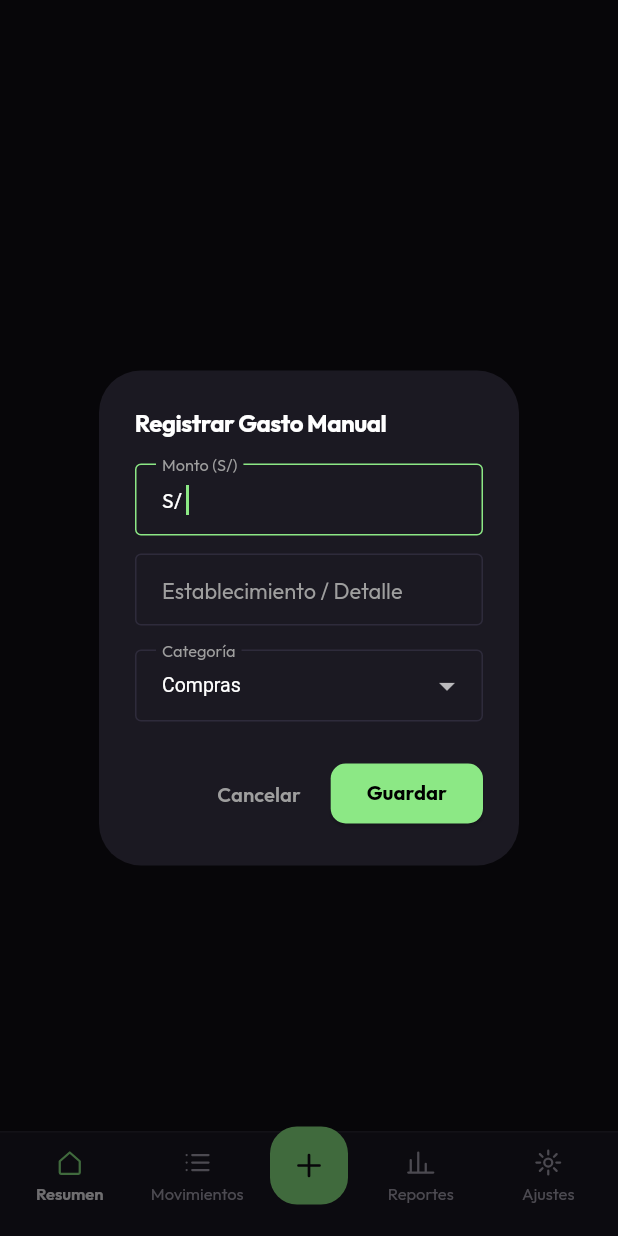
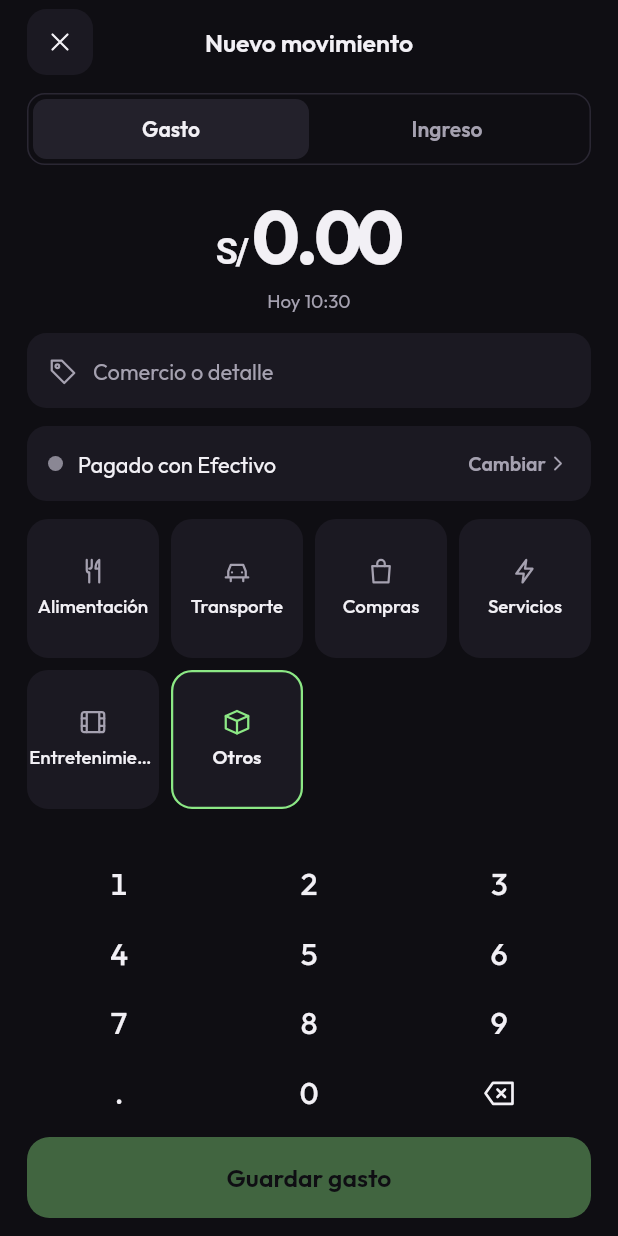
Before and after one commit to VMichael1999/MiGasto, a Flutter app: the MainScaffoldWrapper screen opened directly with empty values, item 3 of the bottom bar chosen, on a phone screen of 412 x 824 dp. Run offline on Flutter 3.47's test engine with Material 3 defaults, Android fonts, the phone set to English and light mode, and no system bars; our stand-ins replace fl_chart, flutter_riverpod, flutter_svg, go_router, google_fonts, isar and 1 more; accounts and stored records are empty; generated files the repository leaves out were written again.

Commit message:
feat(registro): pantalla de registro manual de gasto o ingreso con teclado numérico

```diff
--- /dev/null
+++ b/lib/presentation/expenses/manual_entry_screen.dart
@@ -0,0 +1,517 @@
+import 'package:flutter/material.dart';
+import 'package:flutter_riverpod/flutter_riverpod.dart';
+import 'package:go_router/go_router.dart';
+import 'package:intl/intl.dart';
+
+import '../../core/theme/app_colors.dart';
+import '../../core/theme/app_tokens.dart';
+import '../../domain/entities/movimiento.dart';
+import '../../shared/format.dart';
+import '../../shared/labels.dart';
+import '../../shared/widgets/app_icons.dart';
+import '../../shared/widgets/category_icon.dart';
+import '../providers.dart';
+
+/// Registro manual de un gasto o un ingreso: para el efectivo y para lo que la
+/// app no detecta solo.
+class ManualEntryScreen extends ConsumerStatefulWidget {
+  const ManualEntryScreen({super.key, this.initialType = TipoMovimiento.gasto});
+
+  final TipoMovimiento initialType;
+
+  @override
+  ConsumerState<ManualEntryScreen> createState() => _ManualEntryScreenState();
+}
+
+class _ManualEntryScreenState extends ConsumerState<ManualEntryScreen> {
+  late TipoMovimiento _tipo = widget.initialType;
+  String _raw = '';
+  final _concept = TextEditingController();
+  PaymentSource _source = PaymentSource.efectivo;
+  late Categoria _category = _defaultCategory(widget.initialType);
+
+  static const _sources = [
+    PaymentSource.efectivo,
+    PaymentSource.yape,
+    PaymentSource.plin,
+    PaymentSource.tarjeta,
+    PaymentSource.otro,
+  ];
+
+  static Categoria _defaultCategory(TipoMovimiento tipo) =>
+      tipo == TipoMovimiento.ingreso ? Categoria.otrosIngresos : Categoria.otros;
+
+  bool get _isIncome => _tipo == TipoMovimiento.ingreso;
+
+  double get _amount => double.tryParse(_raw.endsWith('.') ? '${_raw}0' : _raw) ?? 0;
+
+  bool get _canSave => _amount > 0 && _concept.text.trim().isNotEmpty;
+
+  @override
+  void dispose() {
+    _concept.dispose();
+    super.dispose();
+  }
+
+  // ---------------------------------------------------------------- teclado
+
+  void _press(String key) {
+    setState(() {
+      if (key == '<') {
+        if (_raw.isNotEmpty) _raw = _raw.substring(0, _raw.length - 1);
+        return;
+      }
+      if (key == '.') {
+        if (_raw.contains('.')) return;
+        _raw = _raw.isEmpty ? '0.' : '$_raw.';
+        return;
+      }
+      final parts = _raw.split('.');
+      if (parts.length == 2 && parts[1].length >= 2) return; // 2 decimales
+      if (parts.length == 1 && parts[0].length >= 7) return; // hasta millones
+      if (_raw == '0') {
+        _raw = key;
+      } else {
+        _raw += key;
+      }
+    });
+  }
+
+  String get _display {
+    if (_raw.isEmpty) return '0.00';
+    if (_raw.contains('.')) return _raw;
+    return formatAmount(double.parse(_raw));
+  }
+
+  Future<void> _save() async {
+    if (!_canSave) return;
+    final messenger = ScaffoldMessenger.of(context);
+    final isIncome = _isIncome;
+    await ref.read(expensesStateProvider.notifier).addManualMovimiento(
+          tipo: _tipo,
+          amount: _amount,
+          merchant: _concept.text.trim(),
+          category: _category,
+          source: _source,
+        );
+    if (!mounted) return;
+    context.pop();
+    messenger.showSnackBar(
+      SnackBar(content: Text(isIncome ? 'Ingreso guardado' : 'Gasto guardado')),
+    );
+  }
+
+  Future<void> _pickSource() async {
+    final picked = await showModalBottomSheet<PaymentSource>(
+      context: context,
+      builder: (context) => SafeArea(
+        child: Column(
+          mainAxisSize: MainAxisSize.min,
+          children: [
+            const SizedBox(height: 12),
+            Text(
+              _isIncome ? 'Recibido por' : 'Pagado con',
+              style: Theme.of(context).textTheme.titleLarge,
+            ),
+            const SizedBox(height: 8),
+            for (final s in _sources)
+              ListTile(
+                minTileHeight: AppSizes.minTouch,
+                leading: Container(
+                  width: 10,
+                  height: 10,
+                  decoration: BoxDecoration(
+                    color: context.appColors.sourceColor(s.name),
+                    shape: BoxShape.circle,
+                  ),
+                ),
+                title: Text(s == PaymentSource.otro ? 'Otro' : sourceLabel(s)),
+                selected: s == _source,
+                onTap: () => Navigator.pop(context, s),
+              ),
+            const SizedBox(height: 8),
+          ],
+        ),
+      ),
+    );
+    if (picked != null) setState(() => _source = picked);
+  }
+
+  // ------------------------------------------------------------------- build
+
+  @override
+  Widget build(BuildContext context) {
+    final theme = Theme.of(context);
+    final scheme = theme.colorScheme;
+    final colors = context.appColors;
+    final accent = _isIncome ? colors.income : scheme.onSurface;
+    final now = DateFormat("'Hoy' HH:mm", 'es').format(DateTime.now());
+
+    return Scaffold(
+      body: SafeArea(
+        child: Column(
+          children: [
+            Expanded(
+              child: SingleChildScrollView(
+                padding: const EdgeInsets.fromLTRB(AppSpacing.xl, 6, AppSpacing.xl, 12),
+                child: Column(
+                  crossAxisAlignment: CrossAxisAlignment.stretch,
+                  children: [
+                    _header(context),
+                    const SizedBox(height: 12),
+                    _typeSelector(context),
+                    const SizedBox(height: 12),
+                    Column(
+                      children: [
+                        Text.rich(
+                          TextSpan(children: [
+                            TextSpan(
+                              text: _isIncome ? '+ S/ ' : 'S/ ',
+                              style: const TextStyle(fontSize: 24, fontWeight: FontWeight.w600),
+                            ),
+                            TextSpan(text: _display),
+                          ]),
+                          style: AppText.amount(theme.textTheme.displayLarge!.copyWith(
+                            fontSize: 50,
+                            letterSpacing: -1.5,
+                            color: accent,
+                          )),
+                          semanticsLabel: 'Monto: $_display soles',
+                        ),
+                        Text(now, style: theme.textTheme.bodySmall),
+                      ],
+                    ),
+                    const SizedBox(height: 12),
+                    _conceptField(context),
+                    const SizedBox(height: 12),
+                    _sourceField(context),
+                    const SizedBox(height: 12),
+                    _categoryGrid(context),
+                  ],
+                ),
+              ),
+            ),
+            Padding(
+              padding: const EdgeInsets.fromLTRB(AppSpacing.xl, 0, AppSpacing.xl, 12),
+              child: Column(
+                children: [
+                  _keypad(context),
+                  const SizedBox(height: 8),
+                  _saveButton(context),
+                ],
+              ),
+            ),
+          ],
+        ),
+      ),
+    );
+  }
+
+  Widget _header(BuildContext context) {
+    final scheme = Theme.of(context).colorScheme;
+    return Row(
+      mainAxisAlignment: MainAxisAlignment.spaceBetween,
+      children: [
+        Tooltip(
+          message: 'Cerrar',
+          child: Material(
+            color: scheme.surface,
+            borderRadius: BorderRadius.circular(AppRadius.field),
+            child: InkWell(
+              borderRadius: BorderRadius.circular(AppRadius.field),
+              onTap: () => context.pop(),
+              child: SizedBox(
+                width: AppSizes.iconButton,
+                height: AppSizes.iconButton,
+                child: Center(child: AppIcon(AppIcons.close, color: scheme.onSurface)),
+              ),
+            ),
+          ),
+        ),
+        Expanded(
+          child: Text(
+            'Nuevo movimiento',
+            textAlign: TextAlign.center,
+            maxLines: 1,
+            overflow: TextOverflow.ellipsis,
+            style: Theme.of(context).textTheme.titleLarge,
+          ),
+        ),
+        const SizedBox(width: AppSizes.iconButton),
+      ],
+    );
+  }
+
+  Widget _typeSelector(BuildContext context) {
+    final theme = Theme.of(context);
+    final scheme = theme.colorScheme;
+    final colors = context.appColors;
+
+    Widget segment(String label, TipoMovimiento tipo) {
+      final selected = _tipo == tipo;
+      final color = !selected
+          ? scheme.onSurfaceVariant
+          : (tipo == TipoMovimiento.ingreso ? colors.income : scheme.onSurface);
+      return Expanded(
+        child: Semantics(
+          button: true,
+          selected: selected,
+          label: label,
+          excludeSemantics: true,
+          child: GestureDetector(
+            behavior: HitTestBehavior.opaque,
+            onTap: () => setState(() {
+              _tipo = tipo;
+              _category = _defaultCategory(tipo);
+            }),
+            child: Container(
+              constraints: const BoxConstraints(minHeight: AppSizes.minTouch - 8),
+              alignment: Alignment.center,
+              decoration: BoxDecoration(
+                color: selected ? colors.raised : Colors.transparent,
+                borderRadius: BorderRadius.circular(9),
+              ),
+              child: Text(
+                label,
+                style: theme.textTheme.bodyMedium!.copyWith(
+                  fontWeight: FontWeight.w600,
+                  color: color,
+                ),
+              ),
+            ),
+          ),
+        ),
+      );
+    }
+
+    return Container(
+      padding: const EdgeInsets.all(3),
+      decoration: BoxDecoration(
+        color: Theme.of(context).scaffoldBackgroundColor == scheme.surface
+            ? scheme.outline
+            : Theme.of(context).scaffoldBackgroundColor,
+        borderRadius: BorderRadius.circular(AppRadius.field - 1),
+        border: Border.all(color: scheme.outline),
+      ),
+      child: Row(
+        children: [
+          segment('Gasto', TipoMovimiento.gasto),
+          segment('Ingreso', TipoMovimiento.ingreso),
+        ],
+      ),
+    );
+  }
+
+  Widget _conceptField(BuildContext context) {
+    final scheme = Theme.of(context).colorScheme;
+    return Container(
+      height: AppSizes.field,
+      padding: const EdgeInsets.symmetric(horizontal: 14),
+      decoration: BoxDecoration(
+        color: scheme.surface,
+        borderRadius: BorderRadius.circular(AppRadius.field),
+      ),
+      child: Row(
+        children: [
+          AppIcon(AppIcons.tag, color: scheme.onSurfaceVariant),
+          const SizedBox(width: 10),
+          Expanded(
+            child: TextField(
+              controller: _concept,
+              onChanged: (_) => setState(() {}),
+              textInputAction: TextInputAction.done,
+              decoration: InputDecoration(
+                hintText: _isIncome ? 'De quién o por qué' : 'Comercio o detalle',
+                border: InputBorder.none,
+                enabledBorder: InputBorder.none,
+                focusedBorder: InputBorder.none,
+                filled: false,
+                contentPadding: EdgeInsets.zero,
+              ),
+            ),
+          ),
+        ],
+      ),
+    );
+  }
+
+  Widget _sourceField(BuildContext context) {
+    final theme = Theme.of(context);
+    final scheme = theme.colorScheme;
+    final colors = context.appColors;
+    final label = _source == PaymentSource.otro ? 'Otro' : sourceLabel(_source);
+    final prefix = _isIncome ? 'Recibido por ' : 'Pagado con ';
+
+    return Semantics(
+      button: true,
+      label: '$prefix$label. Cambiar',
+      excludeSemantics: true,
+      child: InkWell(
+        borderRadius: BorderRadius.circular(AppRadius.field),
+        onTap: _pickSource,
+        child: Container(
+          height: AppSizes.field,
+          padding: const EdgeInsets.symmetric(horizontal: 14),
+          decoration: BoxDecoration(
+            color: scheme.surface,
+            borderRadius: BorderRadius.circular(AppRadius.field),
+          ),
+          child: Row(
+            children: [
+              Container(
+                width: 10,
+                height: 10,
+                decoration: BoxDecoration(
+                  color: colors.sourceColor(_source.name),
+                  shape: BoxShape.circle,
+                ),
+              ),
+              const SizedBox(width: 10),
+              Expanded(child: Text('$prefix$label', style: theme.textTheme.bodyLarge)),
+              Text(
+                'Cambiar',
+                style: theme.textTheme.labelLarge!.copyWith(
+                  color: scheme.onSurfaceVariant,
+                  fontSize: 13,
+                ),
+              ),
+              AppIcon(AppIcons.chevron, size: AppIconSize.small, color: scheme.onSurfaceVariant),
+            ],
+          ),
+        ),
+      ),
+    );
+  }
+
+  Widget _categoryGrid(BuildContext context) {
+    final theme = Theme.of(context);
+    final scheme = theme.colorScheme;
+    final colors = context.appColors;
+    final selectedColor = _isIncome ? colors.income : colors.brandInk;
+    final categories = Categoria.paraTipo(_tipo);
+
+    return GridView.count(
+      crossAxisCount: 4,
+      mainAxisSpacing: 8,
+      crossAxisSpacing: 8,
+      childAspectRatio: 0.95,
+      shrinkWrap: true,
+      physics: const NeverScrollableScrollPhysics(),
+      children: [
+        for (final cat in categories)
+          Semantics(
+            button: true,
+            selected: cat == _category,
+            label: categoryLabel(cat),
+            excludeSemantics: true,
+            child: InkWell(
+              borderRadius: BorderRadius.circular(AppRadius.card),
+              onTap: () => setState(() => _category = cat),
+              child: Container(
+                decoration: BoxDecoration(
+                  color: scheme.surface,
+                  borderRadius: BorderRadius.circular(AppRadius.card),
+                  border: Border.all(
+                    color: cat == _category ? selectedColor : Colors.transparent,
+                    width: 1.5,
+                  ),
+                ),
+                child: Column(
+                  mainAxisAlignment: MainAxisAlignment.center,
+                  children: [
+                    AppIcon(
+                      categoryIcon(cat),
+                      color: cat == _category ? selectedColor : scheme.onSurfaceVariant,
+                    ),
+                    const SizedBox(height: 5),
+                    Text(
+                      cat == Categoria.transferenciaRecibida
+                          ? 'Transferencia'
+                          : categoryLabel(cat),
+                      maxLines: 1,
+                      overflow: TextOverflow.ellipsis,
+                      style: theme.textTheme.bodySmall!.copyWith(
+                        color: scheme.onSurface,
+                        fontWeight: cat == _category ? FontWeight.w600 : FontWeight.w500,
+                      ),
+                    ),
+                  ],
+                ),
+              ),
+            ),
+          ),
+      ],
+    );
+  }
+
+  Widget _keypad(BuildContext context) {
+    final theme = Theme.of(context);
+    const keys = ['1', '2', '3', '4', '5', '6', '7', '8', '9', '.', '0', '<'];
+    return GridView.count(
+      crossAxisCount: 3,
+      mainAxisSpacing: 4,
+      crossAxisSpacing: 4,
+      childAspectRatio: 2.9,
+      shrinkWrap: true,
+      physics: const NeverScrollableScrollPhysics(),
+      children: [
+        for (final k in keys)
+          Semantics(
+            button: true,
+            label: k == '<' ? 'Borrar' : (k == '.' ? 'Punto decimal' : k),
+            excludeSemantics: true,
+            child: InkWell(
+              borderRadius: BorderRadius.circular(12),
+              onTap: () => _press(k),
+              child: Center(
+                child: k == '<'
+                    ? AppIcon(AppIcons.backspace,
+                        size: AppIconSize.large, color: theme.colorScheme.onSurface)
+                    : Text(
+                        k,
+                        style: AppText.amount(theme.textTheme.titleLarge!.copyWith(
+                          fontSize: 20,
+                          fontWeight: FontWeight.w500,
+                        )),
+                      ),
+              ),
+            ),
+          ),
+      ],
+    );
+  }
+
+  Widget _saveButton(BuildContext context) {
+    final theme = Theme.of(context);
+    final colors = context.appColors;
+    final fill = _isIncome ? colors.income : theme.colorScheme.primary;
+    final onFill = _isIncome ? theme.scaffoldBackgroundColor : theme.colorScheme.onPrimary;
+    final label = _isIncome ? 'Guardar ingreso' : 'Guardar gasto';
+
+    return Semantics(
+      button: true,
+      enabled: _canSave,
+      label: _canSave ? '$label, ${formatSoles(_amount)}' : '$label, completa monto y detalle',
+      excludeSemantics: true,
+      child: Opacity(
+        opacity: _canSave ? 1 : 0.4,
+        child: Material(
+          color: fill,
+          borderRadius: BorderRadius.circular(AppRadius.button),
+          child: InkWell(
+            borderRadius: BorderRadius.circular(AppRadius.button),
+            onTap: _canSave ? _save : null,
+            child: Container(
+              height: AppSizes.primaryButton,
+              alignment: Alignment.center,
+              child: Text(
+                _amount > 0 ? '$label · ${formatSoles(_amount)}' : label,
+                style: theme.textTheme.titleLarge!.copyWith(color: onFill),
+              ),
+            ),
+          ),
+        ),
+      ),
+    );
+  }
+}
--- a/lib/presentation/providers.dart
+++ b/lib/presentation/providers.dart
@@ -89,6 +89,7 @@ class ExpensesNotifier extends StateNotifier<List<Movimiento>>
   }
 
   @override
+  // ignore: avoid_renaming_method_parameters
   void didChangeAppLifecycleState(AppLifecycleState lifecycleState) {
     if (lifecycleState == AppLifecycleState.resumed) drainNativeQueue();
   }
@@ -227,7 +228,7 @@ class ExpensesNotifier extends StateNotifier<List<Movimiento>>
     // Regla de duplicados: mismo monto y fuente dentro de 2 minutos.
     final pendingNow = _ref.read(pendingExpenseProvider);
     if (isDuplicateMovement(
-      [...state, if (pendingNow != null) pendingNow],
+      [...state, ?pendingNow],
       amount: amount,
       source: source,
       date: now,
```
Also changed, not shown: lib/core/navigation/navigation.dart (+6 -113 lines), 1 other file.
